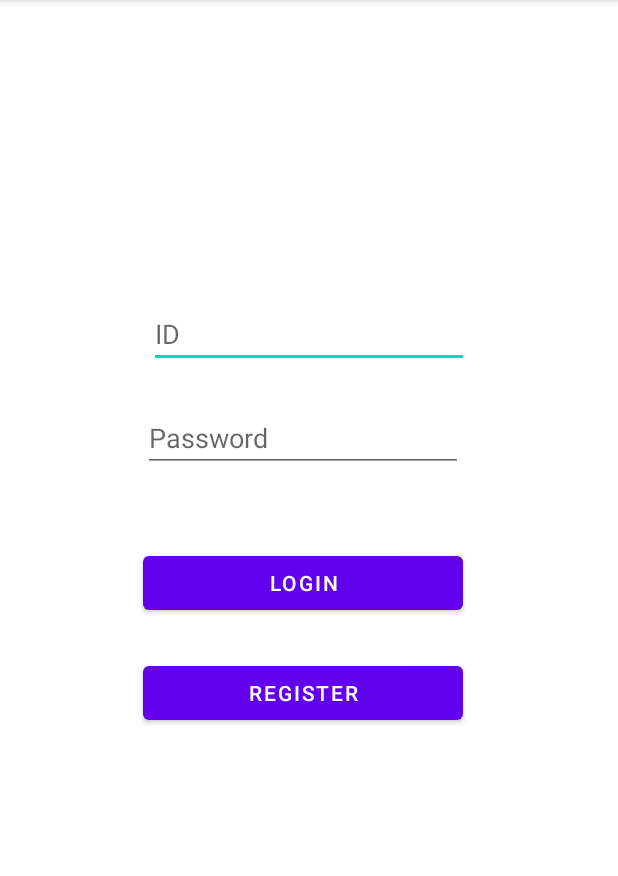
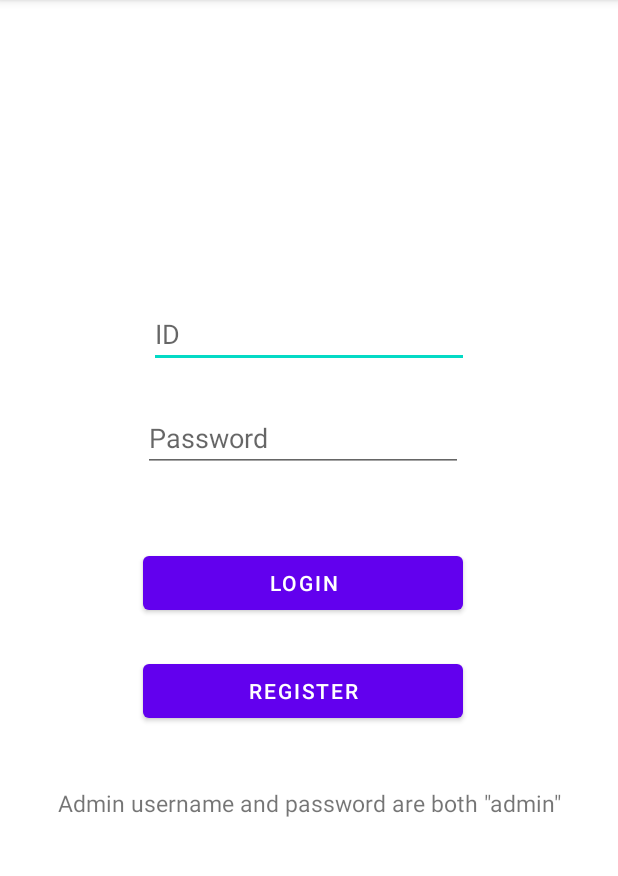
Before and after one commit to dhsmfdmstoday/CSCB07_project_group2, an Android app: the screen it shows after launch (LoginActivity), on a phone screen of 412 x 824 dp, the part 84-960 px from its top. Run offline under Robolectric (Android 15) with nearby library versions, the phone set to English and light mode, and no system bars.

Commit message:
refactoed login module according to model view presenter approach

```diff
--- a/project1/app/build.gradle
+++ b/project1/app/build.gradle
@@ -34,7 +34,9 @@ dependencies {
     implementation 'com.google.android.material:material:1.7.0'
     implementation 'com.android.volley:volley:1.2.1'
     implementation 'androidx.constraintlayout:constraintlayout:2.1.4'
-    testImplementation 'junit:junit:4.13.2'
+    testImplementation 'org.mockito:mockito-all:1.10.19'
+    testImplementation 'org.mockito:mockito-core:3.+'
+    testImplementation 'junit:junit:4.+'
     androidTestImplementation 'androidx.test.ext:junit:1.1.4'
     androidTestImplementation 'androidx.test.espresso:espresso-core:3.5.0'
 }
--- a/project1/app/src/main/java/com/example/project1/DatabaseHelper.java
+++ b/project1/app/src/main/java/com/example/project1/DatabaseHelper.java
@@ -1,9 +1,8 @@
 package com.example.project1;
 
-import android.content.ContentValues;
+import android.content.Context;
 import android.database.sqlite.SQLiteDatabase;
 import android.database.sqlite.SQLiteOpenHelper;
-import android.content.Context;
 
 public class DatabaseHelper extends SQLiteOpenHelper {
     public static final String DATABASE_NAME="register.db";
@@ -22,12 +21,9 @@ public class DatabaseHelper extends SQLiteOpenHelper {
     @Override
     public void onCreate(SQLiteDatabase db) {
         db.execSQL("CREATE TABLE " + TABLE_NAME + "(ID TEXT, Password TEXT, Admin TEXT, Course TEXT)");
-        ContentValues contentValues = new ContentValues();
-        contentValues.put(DatabaseHelper.COL_1,"admin");
-        contentValues.put(DatabaseHelper.COL_2,"admin");
-        contentValues.put(DatabaseHelper.COL_3,"1");
-        contentValues.put(DatabaseHelper.COL_4,"");
-        long id = db.insert(DatabaseHelper.TABLE_NAME, null, contentValues);
+        Model model = new Model(db);
+        model.insertdataAdmin("admin","admin");
+        model.insertdataUser("abc","abc_password");
     }
 
     @Override
--- /dev/null
+++ b/project1/app/src/main/java/com/example/project1/Model.java
@@ -0,0 +1,48 @@
+package com.example.project1;
+
+import android.content.ContentValues;
+import android.database.Cursor;
+import android.database.sqlite.SQLiteDatabase;
+
+public class Model{
+    Cursor cursor;
+    SQLiteDatabase db;
+    public Model(SQLiteDatabase db){
+       this.db =db;
+    }
+    public ContentValues insertdata(String ID, String password,int admin){
+        ContentValues contentValues = new ContentValues();
+        contentValues.put(DatabaseHelper.COL_1,ID);
+        contentValues.put(DatabaseHelper.COL_2,password);
+        contentValues.put(DatabaseHelper.COL_3,admin);
+        contentValues.put(DatabaseHelper.COL_4,"");
+        return contentValues;
+    }
+    public void insertdataUser(String ID, String password){
+        ContentValues cv = insertdata(ID,password,0);
+        long id = db.insert(DatabaseHelper.TABLE_NAME, null, cv);
+    }
+    public void insertdataAdmin(String ID, String password){
+        ContentValues cv = insertdata(ID,password,1);
+        long id = db.insert(DatabaseHelper.TABLE_NAME, null, cv);
+    }
+    public boolean isUserFound(String username){
+        cursor = db.rawQuery("SELECT * FROM " + DatabaseHelper.TABLE_NAME + " WHERE " + DatabaseHelper.COL_1 + "=? ", new String[]{username});
+        if (cursor != null) {
+            if (cursor.getCount() > 0) {
+                System.out.println("ad");
+                return true;
+            }
+        }
+        return false;
+    }
+    public boolean isCorrectCred(String []credentials) {
+        cursor = db.rawQuery("SELECT * FROM " + DatabaseHelper.TABLE_NAME + " WHERE " + DatabaseHelper.COL_1 + "=? AND " + DatabaseHelper.COL_2 + "=? ", credentials);
+        if (cursor != null) {
+            if (cursor.getCount() > 0) {
+                return true;
+            }
+        }
+        return false;
+    }
+}
--- a/project1/app/src/main/res/layout/activity_login.xml
+++ b/project1/app/src/main/res/layout/activity_login.xml
@@ -39,6 +39,7 @@
         android:layout_height="wrap_content"
         android:layout_marginTop="50dp"
         android:text="Login"
+        android:onClick="checkLogin"
         app:layout_constraintEnd_toEndOf="@+id/et_password_login"
         app:layout_constraintStart_toStartOf="@+id/et_password_login"
         app:layout_constraintTop_toBottomOf="@+id/et_password_login" />
@@ -47,9 +48,23 @@
         android:id="@+id/register_button"
         android:layout_width="0dp"
         android:layout_height="wrap_content"
-        android:layout_marginTop="25dp"
+        android:layout_marginTop="24dp"
         android:text="register"
+        android:onClick="handleClick"
         app:layout_constraintEnd_toEndOf="@+id/Login"
+        app:layout_constraintHorizontal_bias="0.0"
         app:layout_constraintStart_toStartOf="@+id/Login"
         app:layout_constraintTop_toBottomOf="@+id/Login" />
+
+    <TextView
+        android:id="@+id/message_textview"
+        android:layout_width="wrap_content"
+        android:layout_height="wrap_content"
+        android:layout_marginTop="40dp"
+        android:onClick="checkLogin"
+        android:text="Admin username and password are both &quot;admin&quot;"
+        android:textSize="15dp"
+        app:layout_constraintEnd_toEndOf="parent"
+        app:layout_constraintStart_toStartOf="parent"
+        app:layout_constraintTop_toBottomOf="@+id/register_button" />
 </androidx.constraintlayout.widget.ConstraintLayout>
```
Also changed, not shown: project1/app/src/main/java/com/example/project1/LoginActivity.java (+34 -28 lines), project1/app/src/main/java/com/example/project1/Presenter.java (added, +55 -0 lines), project1/app/src/main/java/com/example/project1/RegisterActivity.java (+28 -27 lines), project1/app/src/main/res/layout/activity_register.xml (+14 -0 lines), 3 other files.
